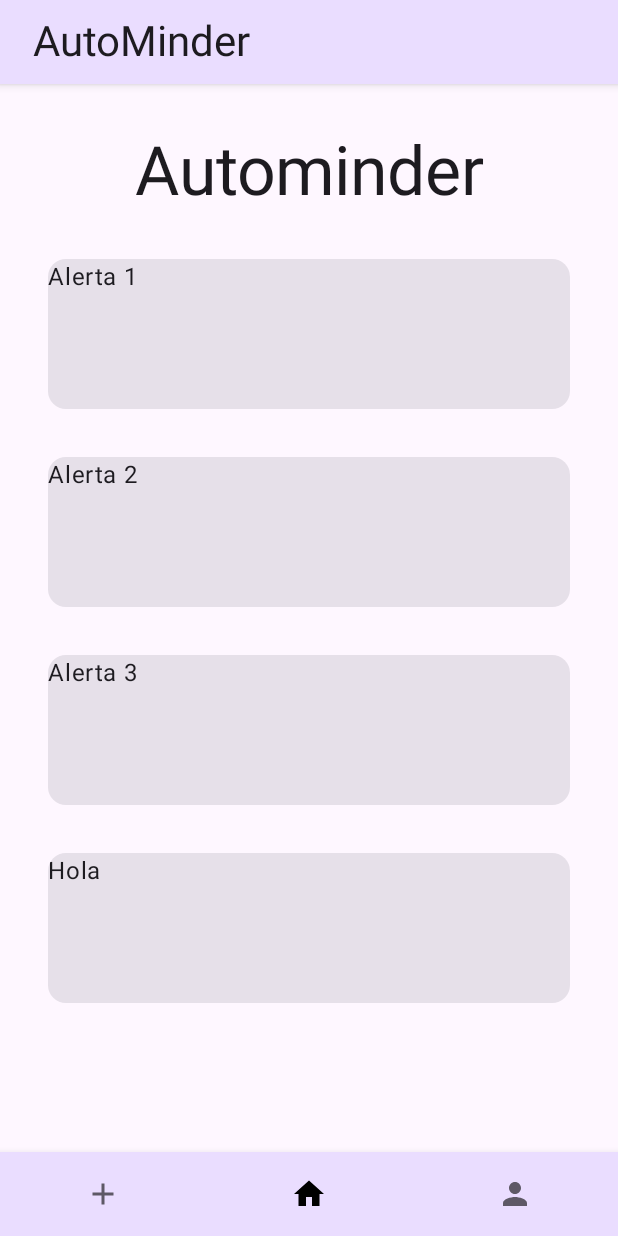
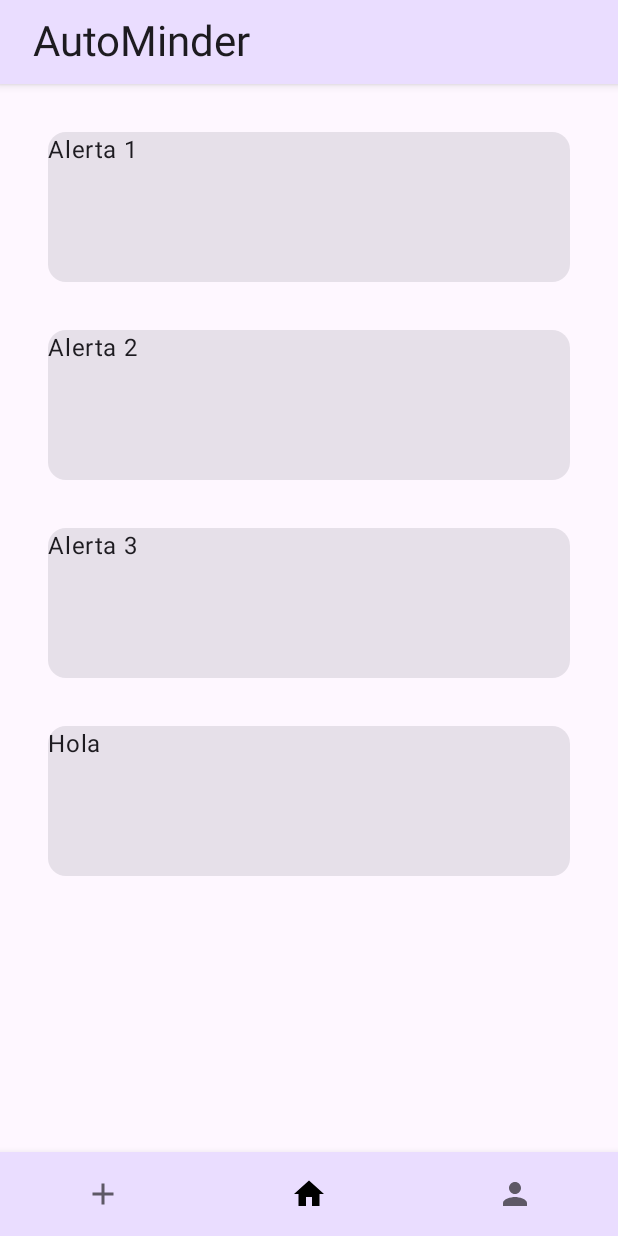
Before and after one commit to AutoMinder/BaseProyect, an Android app built with Jetpack Compose: the screen it shows after launch (MainActivity), on a phone screen of 412 x 824 dp. Run offline under Robolectric (Android 15) with nearby library versions, the phone set to English and light mode, and no system bars; our stand-ins replace livedata-compose.

Commit message:
Add: navs

```diff
--- a/AutoMinder/app/build.gradle
+++ b/AutoMinder/app/build.gradle
@@ -51,13 +51,11 @@ android {
 }
 
 dependencies {
-//dependencie of factory
+
     implementation 'androidx.lifecycle:lifecycle-viewmodel-compose:2.6.1'
     implementation 'androidx.lifecycle:lifecycle-livedata-ktx:2.6.1'
     implementation 'androidx.lifecycle:lifecycle-runtime-ktx:2.6.1'
-//import androidx.activity.viewModels
     implementation 'androidx.activity:activity-ktx:1.7.1'
-
     implementation 'androidx.core:core-ktx:1.10.0'
     implementation 'androidx.activity:activity-compose:1.7.1'
     implementation platform('androidx.compose:compose-bom:2023.05.00')
--- a/AutoMinder/app/src/main/java/com/autominder/autominder/navigation/NavigationHost.kt
+++ b/AutoMinder/app/src/main/java/com/autominder/autominder/navigation/NavigationHost.kt
@@ -9,7 +9,7 @@ import com.autominder.autominder.forgotPassword.ForgotPasswordScreen
 import com.autominder.autominder.login.ui.LoginScreen
 import com.autominder.autominder.login.ui.LoginViewModel
 import com.autominder.autominder.myCars.ui.MyCarsScreen
-import com.autominder.autominder.principalMenu.PrincipalMenuScreen
+import com.autominder.autominder.principalMenu.ui.PrincipalMenuScreen
 import com.autominder.autominder.register.RegisterScreen
 import com.autominder.autominder.userInfo.UserInfoScreen
 
--- a/AutoMinder/app/src/main/java/com/autominder/autominder/principalMenu/ui/PrincipalMenuScreen.kt
+++ b/AutoMinder/app/src/main/java/com/autominder/autominder/principalMenu/ui/PrincipalMenuScreen.kt
@@ -1,4 +1,4 @@
-package com.autominder.autominder.principalMenu
+package com.autominder.autominder.principalMenu.ui
 
 import androidx.compose.foundation.layout.Box
 import androidx.compose.foundation.layout.Column
@@ -9,24 +9,21 @@ import androidx.compose.foundation.layout.padding
 import androidx.compose.foundation.lazy.LazyColumn
 import androidx.compose.foundation.lazy.items
 import androidx.compose.material3.Card
-import androidx.compose.material3.MaterialTheme
 import androidx.compose.material3.Text
 import androidx.compose.runtime.Composable
 import androidx.compose.runtime.State
 import androidx.compose.runtime.livedata.observeAsState
 import androidx.compose.ui.Modifier
-import androidx.compose.ui.text.style.TextAlign
 import androidx.compose.ui.tooling.preview.Preview
 import androidx.compose.ui.unit.dp
 import androidx.lifecycle.viewmodel.compose.viewModel
 import com.autominder.autominder.principalMenu.data.Alerts
-import com.autominder.autominder.principalMenu.ui.PrincipalMenuViewModel
 
 @Composable
 @Preview(showBackground = true)
 fun PrincipalMenuScreen(
     viewModel: PrincipalMenuViewModel = viewModel(
-        factory = PrincipalMenuViewModel.Factory,
+        factory = PrincipalMenuViewModel.Factory, //Creates the factory for the view model
     )
 ) {
     Box(
@@ -40,31 +37,17 @@ fun PrincipalMenuScreen(
 
 @Composable
 fun PrincipalMenu(viewModel: PrincipalMenuViewModel) {
-
-
     val alertListState = viewModel.alertsList.observeAsState(emptyList())
     Box(
         modifier = Modifier
             .fillMaxWidth()
     ) {
         Column() {
-            AutominderHeader()
             AlertsSection(alertListState)
         }
     }
 }
 
-@Composable
-fun AutominderHeader() {
-    Text(
-        text = "Autominder",
-        modifier = Modifier
-            .fillMaxWidth()
-            .padding(16.dp),
-        style = MaterialTheme.typography.displayMedium,
-        textAlign = TextAlign.Center
-    )
-}
 
 /*
 * TODO: Add the "fetch" of the alerts from the database
--- a/AutoMinder/app/src/main/java/com/autominder/autominder/principalMenu/ui/PrincipalMenuViewModel.kt
+++ b/AutoMinder/app/src/main/java/com/autominder/autominder/principalMenu/ui/PrincipalMenuViewModel.kt
@@ -1,6 +1,5 @@
 package com.autominder.autominder.principalMenu.ui
 
-import android.text.Spannable.Factory
 import androidx.lifecycle.MutableLiveData
 import androidx.lifecycle.SavedStateHandle
 import androidx.lifecycle.ViewModel
@@ -8,8 +7,6 @@ import androidx.lifecycle.ViewModelProvider
 import androidx.lifecycle.ViewModelProvider.AndroidViewModelFactory.Companion.APPLICATION_KEY
 import androidx.lifecycle.createSavedStateHandle
 import androidx.lifecycle.viewmodel.CreationExtras
-import androidx.lifecycle.viewmodel.initializer
-import androidx.lifecycle.viewmodel.viewModelFactory
 import com.autominder.autominder.AutoMinderApplication
 import com.autominder.autominder.principalMenu.data.Alerts
 import com.autominder.autominder.principalMenu.data.AlertsRepository
@@ -46,9 +43,7 @@ class PrincipalMenuViewModel(
                 extras: CreationExtras
             ): T {
                 val application = checkNotNull(extras[APPLICATION_KEY])
-
                 val savedStateHandle = extras.createSavedStateHandle()
-
                 return PrincipalMenuViewModel(
                     (application as AutoMinderApplication).alertsRepository,
                     savedStateHandle
```
